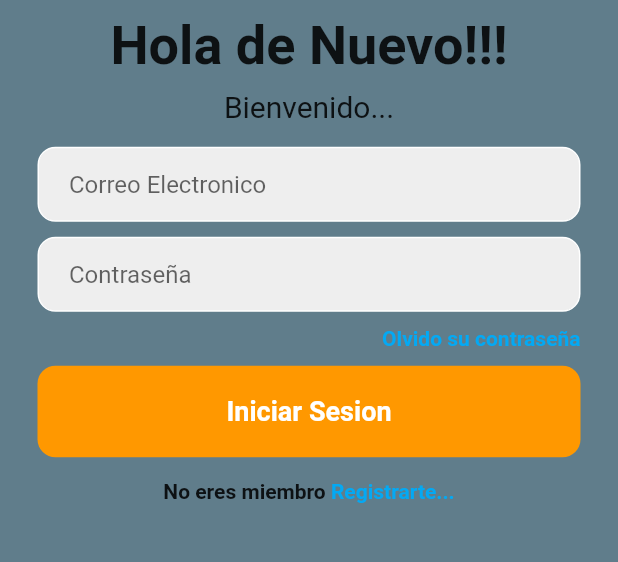
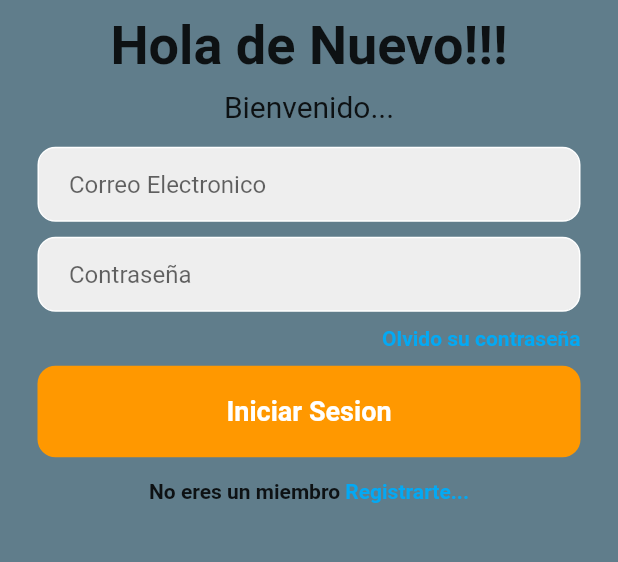
Before and after one commit to Masp2601/trading1, a Flutter app: the LoginPage screen opened directly, on a phone screen of 412 x 824 dp, the part 535-1097 px from its top. Run offline on Flutter 3.47's test engine with Material 2 defaults, Android fonts, the phone set to English and light mode, and no system bars; our stand-ins replace animated_splash_screen, cloud_firestore, firebase_auth, firebase_core, fluttertoast, get and 5 more; accounts and stored records are empty.

Commit message:
actualizacion 05/08/22

```diff
--- a/lib/authentication/login_page.dart
+++ b/lib/authentication/login_page.dart
@@ -175,7 +175,7 @@ class _LoginPageState extends State<LoginPage> {
                   mainAxisAlignment: MainAxisAlignment.center,
                   children: [
                     const Text(
-                      'No eres miembro',
+                      'No eres un miembro',
                       style: TextStyle(
                         fontWeight: FontWeight.bold,
                       ),
```
